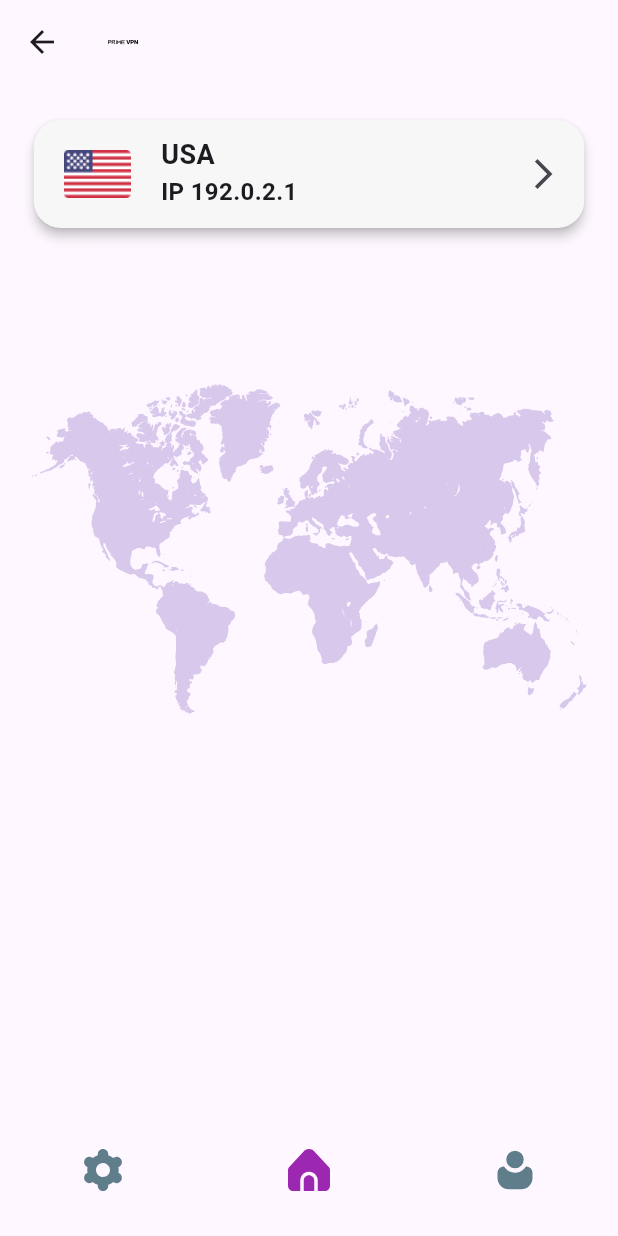
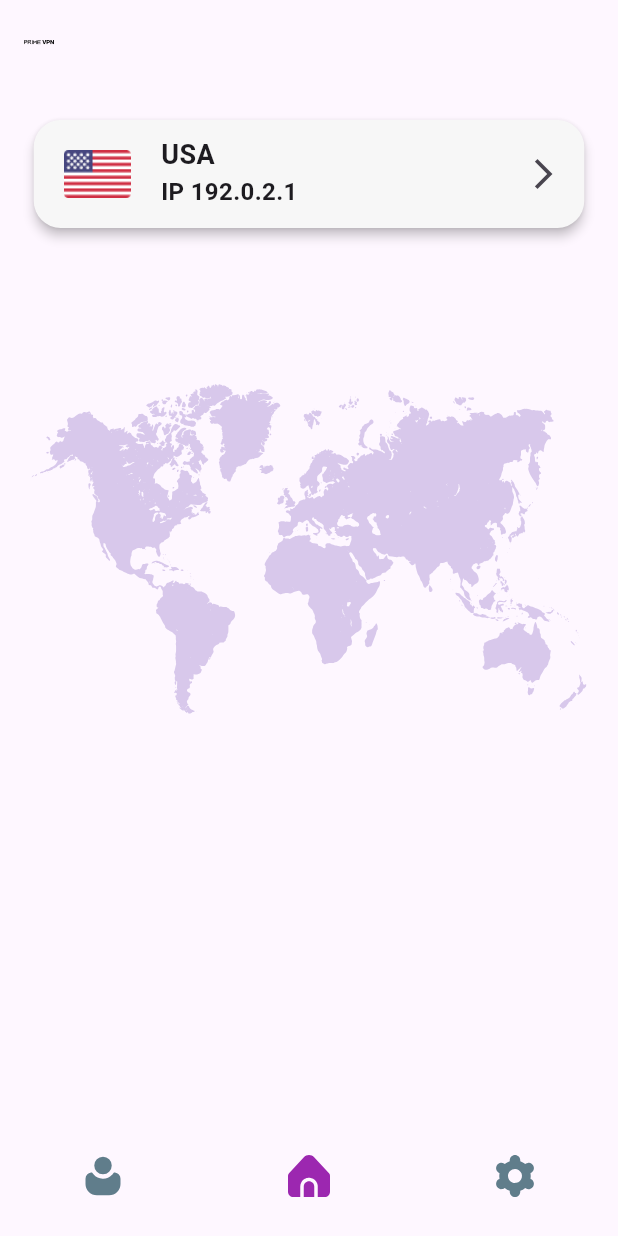
Before and after one commit to Matvey0808/vpn_app, a Flutter app: the MyHomePage screen opened directly, on a phone screen of 412 x 824 dp. Run offline on Flutter 3.47's test engine with Material 3 defaults, Android fonts, the phone set to English and light mode, and no system bars; our stand-ins replace flutter_svg.

Commit message:
Сделал навигацию

```diff
--- a/lib/main.dart
+++ b/lib/main.dart
@@ -12,9 +12,6 @@ class MyApp extends StatelessWidget {
 
   @override
   Widget build(BuildContext context) {
-    return MaterialApp(
-      debugShowCheckedModeBanner: false,
-      home: SettingScreen(),
-    );
+    return MaterialApp(debugShowCheckedModeBanner: false, home: MyHomePage());
   }
 }
--- a/lib/screens/home_screen.dart
+++ b/lib/screens/home_screen.dart
@@ -11,19 +11,36 @@ class MyHomePage extends StatefulWidget {
 }
 
 class _MyHomePageState extends State<MyHomePage> {
-  int isActive = 1;
+  int _currentIndex = 0;
+  final List<Widget> _screens = [
+    _buildHomeScreen(),
+    _buildProfileScreen(),
+    _buildSettingsScreen(),
+  ];
 
   @override
   Widget build(BuildContext context) {
     return Scaffold(
-      appBar: AppBar(
+      appBar: _currentIndex == 0 ? _buildAppBar() : null,
+      body: _screens[_currentIndex],
+      bottomNavigationBar: _buildBottomNavBar(),
+    );
+  }
+
+  // AppBar только для главного экрана
+  AppBar _buildAppBar() {
+    return AppBar(
       title: SvgPicture.asset(
         "assets/images/Prime VPN.svg",
         width: 20,
         height: 20,
       ),
-      ),
-      body: SafeArea(
+    );
+  }
+
+  // Главный экран
+  static Widget _buildHomeScreen() {
+    return SafeArea(
       child: Column(
         mainAxisAlignment: MainAxisAlignment.start,
         children: [
@@ -41,70 +58,73 @@ class _MyHomePageState extends State<MyHomePage> {
               ),
             ),
           ),
-            Row(
+        ],
+      ),
+    );
+  }
+
+  // Экран профиля
+  static Widget _buildProfileScreen() {
+    return const SafeArea(
+      child: Center(
+        child: Text('Экран профиля', style: TextStyle(fontSize: 24)),
+      ),
+    );
+  }
+
+  // Экран настроек
+  static Widget _buildSettingsScreen() {
+    return const SafeArea(
+      child: Center(
+        child: Text('Экран настроек', style: TextStyle(fontSize: 24)),
+      ),
+    );
+  }
+
+  // Навигационная панель
+  Widget _buildBottomNavBar() {
+    return SizedBox(
+      height: 80,
+      child: Row(
         mainAxisAlignment: MainAxisAlignment.spaceAround,
         children: [
-                Padding(
-                  padding: const EdgeInsets.only(top: 230),
-                  child: IconButton(
-                    splashColor: Colors.transparent,
-                    highlightColor: Colors.transparent,
-                    onPressed: () {
-                      setState(() {
-                        isActive = 3;
-                      });
-                    },
-                    icon: SvgPicture.asset(
-                      "assets/images/settings.svg",
-                      width: 28,
-                      height: 28,
-                      color:
-                          isActive == 3 ? Colors.purple[500] : Colors.blueGrey,
+          _buildNavButton(
+            iconPath: "assets/images/profile.svg",
+            isActive: _currentIndex == 1,
+            onPressed: () => setState(() => _currentIndex = 1),
           ),
+          _buildNavButton(
+            iconPath: "assets/images/home.svg",
+            isActive: _currentIndex == 0,
+            onPressed: () => setState(() => _currentIndex = 0),
           ),
-                ),
-                Padding(
-                  padding: const EdgeInsets.only(top: 230),
-                  child: IconButton(
-                    splashColor: Colors.transparent,
-                    highlightColor: Colors.transparent,
-                    onPressed: () {
-                      setState(() {
-                        isActive = 1;
-                      });
-                    },
-                    icon: SvgPicture.asset(
-                      "assets/images/home.svg",
-                      color:
-                          isActive == 1 ? Colors.purple[500] : Colors.blueGrey,
-                      width: 28,
-                      height: 28,
-                    ),
-                  ),
-                ),
-                Padding(
-                  padding: const EdgeInsets.only(top: 230),
-                  child: IconButton(
-                    splashColor: Colors.transparent,
-                    highlightColor: Colors.transparent,
-                    onPressed: () {
-                      setState(() {
-                        isActive = 2;
-                      });
-                    },
-                    icon: SvgPicture.asset(
-                      "assets/images/profile.svg",
-                      color:
-                          isActive == 2 ? Colors.purple[500] : Colors.blueGrey,
-                      width: 28,
-                      height: 28,
-                    ),
-                  ),
+          _buildNavButton(
+            iconPath: "assets/images/settings.svg",
+            isActive: _currentIndex == 2,
+            onPressed: () => setState(() => _currentIndex = 2),
           ),
         ],
       ),
-          ],
-        ),
+    );
+  }
+
+  // Кнопка навигации
+  Widget _buildNavButton({
+    required String iconPath,
+    required bool isActive,
+    required VoidCallback onPressed,
+  }) {
+    return IconButton(
+      splashColor: Colors.transparent,
+      highlightColor: Colors.transparent,
+      padding: EdgeInsets.zero,
+      constraints: const BoxConstraints(),
+      onPressed: onPressed,
+      icon: SvgPicture.asset(
+        iconPath,
+        width: 28,
+        height: 28,
+        color: isActive ? Colors.purple[500] : Colors.blueGrey,
       ),
     );
   }
--- a/lib/screens/profile_screen.dart
+++ b/lib/screens/profile_screen.dart
@@ -1 +1,10 @@
 import 'package:flutter/material.dart';
+
+class ProfileScreen extends StatelessWidget {
+  const ProfileScreen({super.key});
+
+  @override
+  Widget build(BuildContext context) {
+    return Scaffold(appBar: AppBar(title: Text("Профиль")));
+  }
+}
--- a/lib/screens/setting_screen.dart
+++ b/lib/screens/setting_screen.dart
@@ -1,4 +1,5 @@
 import 'package:flutter/material.dart';
+import 'package:food_app1/screens/home_screen.dart';
 
 class SettingScreen extends StatelessWidget {
   const SettingScreen({super.key});
```
Lines whose indentation alone changed are shown as unchanged.
